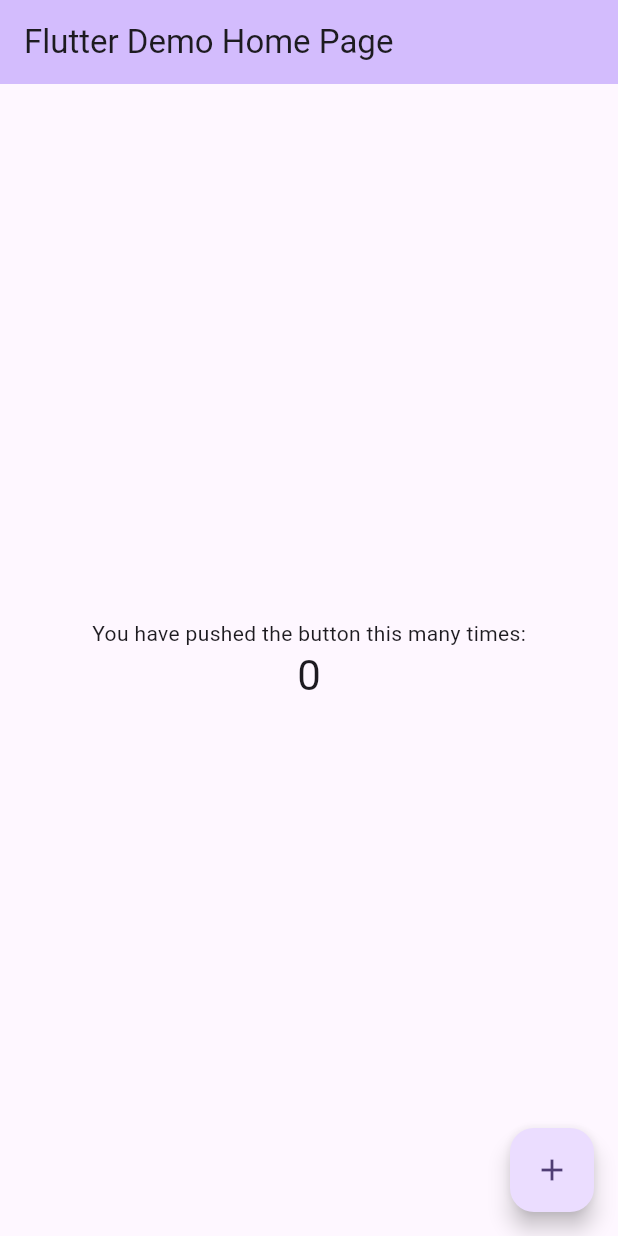
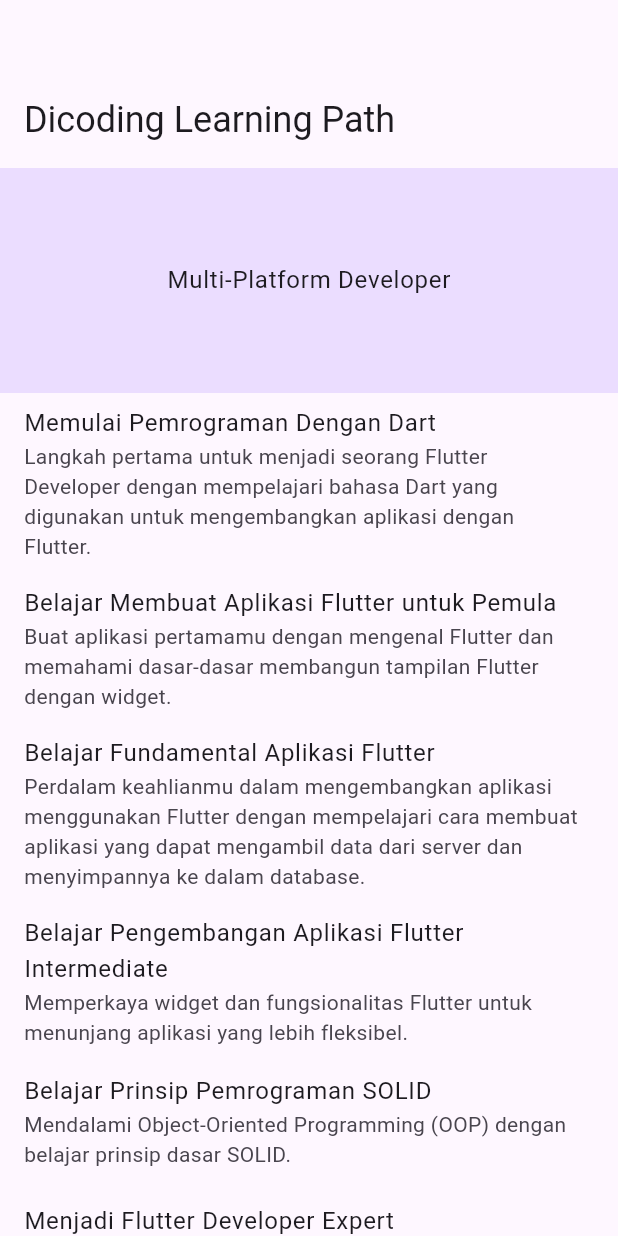
Before and after one commit to wildanniam/dicoding-labs, a Flutter app: the screen it shows after launch, on a phone screen of 412 x 824 dp. Run offline on Flutter 3.47's test engine with Material 3 defaults, Android fonts, the light colour scheme and no system bars.

Commit message:
latihan sliver di flutter

```diff
--- a/sliver_app/lib/main.dart
+++ b/sliver_app/lib/main.dart
@@ -1,125 +1,22 @@
 import 'package:flutter/material.dart';
+import 'package:sliver_app/screen/learning_path_screen.dart';
 
-void main() {
-  runApp(const MyApp());
+void main(List<String> args) {
+  runApp(MyApp());
 }
 
 class MyApp extends StatelessWidget {
   const MyApp({super.key});
 
-  // This widget is the root of your application.
   @override
   Widget build(BuildContext context) {
     return MaterialApp(
       title: 'Flutter Demo',
       theme: ThemeData(
-        // This is the theme of your application.
-        //
-        // TRY THIS: Try running your application with "flutter run". You'll see
-        // the application has a purple toolbar. Then, without quitting the app,
-        // try changing the seedColor in the colorScheme below to Colors.green
-        // and then invoke "hot reload" (save your changes or press the "hot
-        // reload" button in a Flutter-supported IDE, or press "r" if you used
-        // the command line to start the app).
-        //
-        // Notice that the counter didn't reset back to zero; the application
-        // state is not lost during the reload. To reset the state, use hot
-        // restart instead.
-        //
-        // This works for code too, not just values: Most code changes can be
-        // tested with just a hot reload.
         colorScheme: ColorScheme.fromSeed(seedColor: Colors.deepPurple),
         useMaterial3: true,
       ),
-      home: const MyHomePage(title: 'Flutter Demo Home Page'),
+      home: const LearningPathScreen(),
     );
   }
 }
-
-class MyHomePage extends StatefulWidget {
-  const MyHomePage({super.key, required this.title});
-
-  // This widget is the home page of your application. It is stateful, meaning
-  // that it has a State object (defined below) that contains fields that affect
-  // how it looks.
-
-  // This class is the configuration for the state. It holds the values (in this
-  // case the title) provided by the parent (in this case the App widget) and
-  // used by the build method of the State. Fields in a Widget subclass are
-  // always marked "final".
-
-  final String title;
-
-  @override
-  State<MyHomePage> createState() => _MyHomePageState();
-}
-
-class _MyHomePageState extends State<MyHomePage> {
-  int _counter = 0;
-
-  void _incrementCounter() {
-    setState(() {
-      // This call to setState tells the Flutter framework that something has
-      // changed in this State, which causes it to rerun the build method below
-      // so that the display can reflect the updated values. If we changed
-      // _counter without calling setState(), then the build method would not be
-      // called again, and so nothing would appear to happen.
-      _counter++;
-    });
-  }
-
-  @override
-  Widget build(BuildContext context) {
-    // This method is rerun every time setState is called, for instance as done
-    // by the _incrementCounter method above.
-    //
-    // The Flutter framework has been optimized to make rerunning build methods
-    // fast, so that you can just rebuild anything that needs updating rather
-    // than having to individually change instances of widgets.
-    return Scaffold(
-      appBar: AppBar(
-        // TRY THIS: Try changing the color here to a specific color (to
-        // Colors.amber, perhaps?) and trigger a hot reload to see the AppBar
-        // change color while the other colors stay the same.
-        backgroundColor: Theme.of(context).colorScheme.inversePrimary,
-        // Here we take the value from the MyHomePage object that was created by
-        // the App.build method, and use it to set our appbar title.
-        title: Text(widget.title),
-      ),
-      body: Center(
-        // Center is a layout widget. It takes a single child and positions it
-        // in the middle of the parent.
-        child: Column(
-          // Column is also a layout widget. It takes a list of children and
-          // arranges them vertically. By default, it sizes itself to fit its
-          // children horizontally, and tries to be as tall as its parent.
-          //
-          // Column has various properties to control how it sizes itself and
-          // how it positions its children. Here we use mainAxisAlignment to
-          // center the children vertically; the main axis here is the vertical
-          // axis because Columns are vertical (the cross axis would be
-          // horizontal).
-          //
-          // TRY THIS: Invoke "debug painting" (choose the "Toggle Debug Paint"
-          // action in the IDE, or press "p" in the console), to see the
-          // wireframe for each widget.
-          mainAxisAlignment: MainAxisAlignment.center,
-          children: <Widget>[
-            const Text(
-              'You have pushed the button this many times:',
-            ),
-            Text(
-              '$_counter',
-              style: Theme.of(context).textTheme.headlineMedium,
-            ),
-          ],
-        ),
-      ),
-      floatingActionButton: FloatingActionButton(
-        onPressed: _incrementCounter,
-        tooltip: 'Increment',
-        child: const Icon(Icons.add),
-      ), // This trailing comma makes auto-formatting nicer for build methods.
-    );
-  }
-}
--- /dev/null
+++ b/sliver_app/lib/model/dicoding_course.dart
@@ -0,0 +1,133 @@
+class DicodingCourse {
+  final String title;
+  final String description;
+
+  DicodingCourse({required this.title, required this.description});
+}
+
+final List<DicodingCourse> androidPath = [
+  DicodingCourse(
+    title: 'Memulai Pemrograman Dengan Kotlin',
+    description:
+        'Langkah pertama untuk menjadi seorang Android Developer dengan mempelajari bahasa yang direkomendasikan oleh Google.',
+  ),
+  DicodingCourse(
+    title: 'Belajar Membuat Aplikasi Android untuk Pemula',
+    description:
+        'Buat aplikasi pertamamu dengan memahami dasar-dasar membuat tampilan dan logika aplikasi.',
+  ),
+  DicodingCourse(
+    title: 'Belajar Fundamental Aplikasi Android',
+    description:
+        'Perdalam keahlianmu di dunia pemrograman Android dengan mempelajari cara membuat aplikasi yang dapat mengambil data dari server dan menyimpannya ke dalam database.',
+  ),
+  DicodingCourse(
+    title: 'Belajar Pengembangan Aplikasi Android Intermediate',
+    description:
+        'Perdalam keahlian untuk menjadi Associate Android Developer yang fokus pada pengalaman pengguna yang lebih baik.',
+  ),
+  DicodingCourse(
+    title: 'Belajar Prinsip Pemrograman SOLID',
+    description:
+        'Memperkaya modal menjadi Android Developer dengan belajar prinsip dasar SOLID.',
+  ),
+  DicodingCourse(
+    title: 'Menjadi Android Developer Expert',
+    description:
+        'Jadilah developer expert dengan belajar berbagai macam skill yang diperlukan di dunia industri, termasuk performa dan keamanan aplikasi.',
+  ),
+];
+
+final List<DicodingCourse> iosPath = [
+  DicodingCourse(
+    title: 'Memulai Pemrograman Dengan Swift',
+    description:
+        'Langkah pertama untuk menjadi seorang iOS Developer dengan mempelajari bahasa yang direkomendasikan oleh Apple Inc.',
+  ),
+  DicodingCourse(
+    title: 'Belajar Membuat Aplikasi iOS untuk Pemula',
+    description:
+        'Buat aplikasi iOS pertamamu dengan memahami dasar-dasar membuat tampilan dan logika aplikasi.',
+  ),
+  DicodingCourse(
+    title: 'Belajar Fundamental Aplikasi iOS',
+    description:
+        'Perdalam keahlianmu di dunia pemrograman iOS dengan mempelajari cara membuat aplikasi yang dapat mengambil data dari server dan menyimpannya ke dalam database.',
+  ),
+  DicodingCourse(
+    title: 'Belajar Prinsip Pemrograman SOLID',
+    description:
+        'Memperkaya modal menjadi iOS Developer dengan belajar prinsip dasar SOLID.',
+  ),
+  DicodingCourse(
+    title: 'Menjadi iOS Developer Expert',
+    description:
+        'Jadilah iOS Developer Expert dengan belajar berbagai macam skill yang diperlukan di dunia industri.',
+  ),
+];
+
+final List<DicodingCourse> multiplatformPath = [
+  DicodingCourse(
+    title: 'Memulai Pemrograman Dengan Dart',
+    description:
+        'Langkah pertama untuk menjadi seorang Flutter Developer dengan mempelajari bahasa Dart yang digunakan untuk mengembangkan aplikasi dengan Flutter.',
+  ),
+  DicodingCourse(
+    title: 'Belajar Membuat Aplikasi Flutter untuk Pemula',
+    description:
+        'Buat aplikasi pertamamu dengan mengenal Flutter dan memahami dasar-dasar membangun tampilan Flutter dengan widget.',
+  ),
+  DicodingCourse(
+    title: 'Belajar Fundamental Aplikasi Flutter',
+    description:
+        'Perdalam keahlianmu dalam mengembangkan aplikasi menggunakan Flutter dengan mempelajari cara membuat aplikasi yang dapat mengambil data dari server dan menyimpannya ke dalam database.',
+  ),
+  DicodingCourse(
+    title: 'Belajar Pengembangan Aplikasi Flutter Intermediate',
+    description:
+        'Memperkaya widget dan fungsionalitas Flutter untuk menunjang aplikasi yang lebih fleksibel. ',
+  ),
+  DicodingCourse(
+    title: 'Belajar Prinsip Pemrograman SOLID',
+    description:
+        'Mendalami Object-Oriented Programming (OOP) dengan belajar prinsip dasar SOLID.',
+  ),
+  DicodingCourse(
+    title: 'Menjadi Flutter Developer Expert',
+    description:
+        'Pelajari best practice seperti clean architecture, TDD, modularisasi, continuous integration, performance, dan security dalam mengembangkan aplikasi Flutter.',
+  ),
+];
+
+final List<DicodingCourse> webPath = [
+  DicodingCourse(
+    title: 'Belajar Dasar Pemrograman Web',
+    description:
+        'Belajar dasar adalah langkah yang tidak boleh dilewatkan untuk mahir di bidang apa pun. Di sini, Anda akan belajar dasar dari HTML, CSS, dan JavaScript sebagai 3 pilar pembentuk website.',
+  ),
+  DicodingCourse(
+    title: 'Belajar Dasar Pemrograman JavaScript',
+    description:
+        'Kuasai JavaScript sebagai bahasa pemrograman populer, mulai dari fundamental, sintaks dan fitur ES6, hingga konsep automation test menggunakan framework ternama.',
+  ),
+  DicodingCourse(
+    title: 'Belajar Membuat Front-End Web untuk Pemula',
+    description:
+        'Seorang Front-End Web Developer harus mahir menggunakan JavaScript agar mampu membuat website yang interaktif. Di langkah ini, Anda akan belajar banyak tentang JavaScript untuk membuat website-mu menarik.',
+  ),
+  DicodingCourse(
+    title: 'Belajar Fundamental Front-End Web Development',
+    description:
+        'Agar pengalaman mengembangkan website lebih seru, gunakanlah tools modern, seperti Webpack. Selain itu, Anda akan belajar bagaimana menampilkan data dari server sehingga webmu bisa menampilkan data yang dinamis.',
+  ),
+  DicodingCourse(
+    title: 'Belajar Tools Front-End Web Intermediate',
+    description:
+        'Persiapkan skill-mu sebagai langkah awal untuk memasuki dunia industri dengan mempelajari tools untuk meningkatkan kualitas aplikasi web kamu. Di langkah ini, kamu akan mempelajari tools yang banyak digunakan di industri.',
+  ),
+  DicodingCourse(
+    title: 'Menjadi Front-End Web Developer Expert',
+    description:
+        'Menjadi seorang expert adalah impian setiap developer. Untuk itu, Anda perlu mempelajari prinsip dan materi expert seperti testing dan performance di sini. Di langkah ini juga, Anda diarahkan untuk membuat web aplikasi yang modern.',
+  ),
+];
--- /dev/null
+++ b/sliver_app/lib/screen/learning_path_screen.dart
@@ -0,0 +1,80 @@
+import 'package:flutter/material.dart';
+import 'package:sliver_app/model/dicoding_course.dart';
+import 'package:sliver_app/utils/sliver_header_delegate.dart';
+import 'package:sliver_app/widget/list_tile_item.dart';
+
+class LearningPathScreen extends StatelessWidget {
+  const LearningPathScreen({super.key});
+
+  @override
+  Widget build(BuildContext context) {
+    return Scaffold(
+      body: CustomScrollView(
+        slivers: [
+          const SliverAppBar.medium(
+            title: Text("Dicoding Learning Path"),
+          ),
+          _header(context, "Multi-Platform Developer"),
+          SliverList(
+            delegate: SliverChildBuilderDelegate(
+              (context, index) => ListTileItem(
+                dicodingCourse: multiplatformPath[index],
+              ),
+              childCount: multiplatformPath.length,
+            ),
+          ),
+          _header(context, "iOS Developer"),
+          SliverGrid(
+            delegate: SliverChildBuilderDelegate(
+              (context, index) => ListTileItem(
+                dicodingCourse: iosPath[index],
+              ),
+              childCount: iosPath.length,
+            ),
+            gridDelegate: const SliverGridDelegateWithFixedCrossAxisCount(
+              crossAxisCount: 2,
+            ),
+          ),
+          _header(context, "Android Developer"),
+          SliverList.builder(
+            itemCount: androidPath.length,
+            itemBuilder: (context, index) => ListTileItem(
+              dicodingCourse: androidPath[index],
+            ),
+          ),
+          _header(context, "Front-End Web Developer"),
+          SliverGrid.count(
+            crossAxisCount: 2,
+            children: webPath
+                .map((webClass) => ListTileItem(
+                      dicodingCourse: webClass,
+                    ))
+                .toList(),
+          ),
+        ],
+      ),
+    );
+  }
+}
+
+SliverPersistentHeader _header(
+  BuildContext context,
+  String text,
+) {
+  return SliverPersistentHeader(
+    pinned: true,
+    delegate: SliverHeaderDelegate(
+      minHeight: 60,
+      maxHeight: 150,
+      child: Container(
+        color: Theme.of(context).colorScheme.primaryContainer,
+        child: Center(
+          child: Text(
+            text,
+            style: Theme.of(context).textTheme.bodyLarge,
+          ),
+        ),
+      ),
+    ),
+  );
+}
--- /dev/null
+++ b/sliver_app/lib/utils/sliver_header_delegate.dart
@@ -0,0 +1,34 @@
+import 'package:flutter/material.dart';
+
+class SliverHeaderDelegate extends SliverPersistentHeaderDelegate {
+  @override
+  Widget build(
+      BuildContext context, double shrinkOffset, bool overlapsContent) {
+    return child;
+  }
+
+  @override
+  // TODO: implement maxExtent
+  double get maxExtent => maxHeight;
+
+  @override
+  // TODO: implement minExtent
+  double get minExtent => minHeight;
+
+  @override
+  bool shouldRebuild(covariant SliverHeaderDelegate oldDelegate) {
+    return maxHeight != oldDelegate.maxHeight ||
+        minHeight != oldDelegate.minHeight ||
+        child != oldDelegate.child;
+  }
+
+  final double minHeight;
+  final double maxHeight;
+  final Widget child;
+
+  SliverHeaderDelegate({
+    required this.minHeight,
+    required this.maxHeight,
+    required this.child,
+  });
+}
--- /dev/null
+++ b/sliver_app/lib/widget/list_tile_item.dart
@@ -0,0 +1,21 @@
+import 'package:flutter/material.dart';
+import 'package:sliver_app/model/dicoding_course.dart';
+
+class ListTileItem extends StatelessWidget {
+  const ListTileItem({super.key, required this.dicodingCourse});
+  final DicodingCourse dicodingCourse;
+
+  @override
+  Widget build(BuildContext context) {
+    return ListTile(
+      title: Text(dicodingCourse.title),
+      subtitle: Text(
+        dicodingCourse.description,
+        maxLines: 5,
+        overflow: TextOverflow.ellipsis,
+      ),
+      isThreeLine: true,
+      onTap: () {},
+    );
+  }
+}
```
